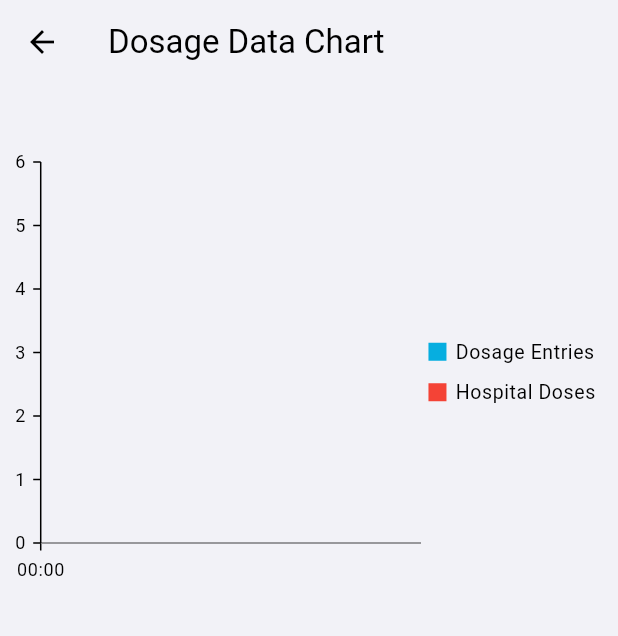
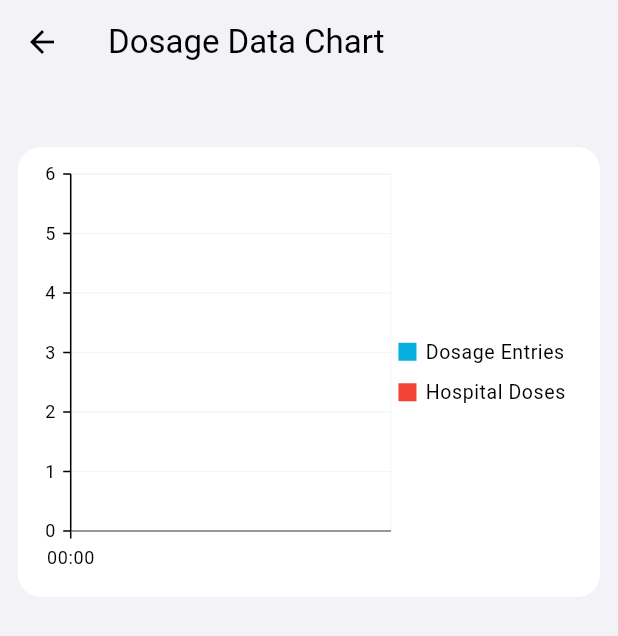
Before and after one commit to KeremTamirci/ImmunotherapyApp, a Flutter app: the DosePage screen opened directly, on a phone screen of 412 x 824 dp. Shown: the top 636 px of the screen. Run offline on Flutter 3.47's test engine with Material 3 defaults, Android fonts, the phone set to English and light mode, and no system bars; our stand-ins replace cloud_firestore, firebase_auth, firebase_core, firebase_messaging, fl_chart, flutter_local_notifications and 4 more; missing offline and left inert: flutter_material_pickers; accounts and stored records are empty; generated files the repository leaves out were written again; project files that could hold a hidden picture were left out.

Commit message:
Dosage page visual changes

```diff
--- a/immunotheraphy_app/lib/patient/screens/dose_page.dart
+++ b/immunotheraphy_app/lib/patient/screens/dose_page.dart
@@ -56,13 +56,20 @@ class _DosePageState extends State<DosePage> {
         surfaceTintColor: CupertinoColors.systemBackground,
         title: Text(AppLocalizations.of(context)!.doseChart),
       ),
-      body: Column(
+      body: Padding(
+        padding: const EdgeInsets.only(left: 12.0, right: 12.0),
+        child: Column(
           crossAxisAlignment: CrossAxisAlignment.stretch,
           children: [
             Expanded(
               child: Center(
                 child: Container(
                   height: 300,
+                  decoration: const BoxDecoration(
+                      borderRadius: BorderRadius.all(Radius.circular(15)),
+                      color: CupertinoColors.systemBackground),
+                  child: Padding(
+                    padding: const EdgeInsets.all(8.0),
                     child: SfCartesianChart(
                       onMarkerRender: (MarkerRenderArgs args) {
                         if (_dosageData[args.pointIndex!].isHospital) {
@@ -89,8 +96,9 @@ class _DosePageState extends State<DosePage> {
                           ),
                         ),
                         LineSeries<DosageData, DateTime>(
-                      dataSource:
-                          _dosageData.where((data) => data.isHospital).toList(),
+                          dataSource: _dosageData
+                              .where((data) => data.isHospital)
+                              .toList(),
                           xValueMapper: (DosageData data, _) => data.date,
                           yValueMapper: (DosageData data, _) => data.amount,
                           name: AppLocalizations.of(context)!.hospitalDoses,
@@ -109,14 +117,18 @@ class _DosePageState extends State<DosePage> {
                   ),
                 ),
               ),
+            ),
             Expanded(
+              child: CupertinoScrollbar(
+                thumbVisibility: true,
                 child: ListView.builder(
                   itemCount: _dosageData.length,
                   itemBuilder: (context, index) {
                     final dosage = _dosageData.reversed.toList();
                     return Card(
-                  margin: const EdgeInsets.symmetric(
-                      vertical: 8.0, horizontal: 16.0),
+                      color: CupertinoColors.white,
+                      surfaceTintColor: CupertinoColors.white,
+                      margin: const EdgeInsets.symmetric(vertical: 6.0),
                       child: ListTile(
                         title: Text(
                             '${AppLocalizations.of(context)!.dosageAmount}: ${dosage[index].amount}'),
@@ -127,7 +139,9 @@ class _DosePageState extends State<DosePage> {
                   },
                 ),
               ),
+            ),
           ],
+        ),
       ),
     );
   }
```
Lines whose indentation alone changed are shown as unchanged.
